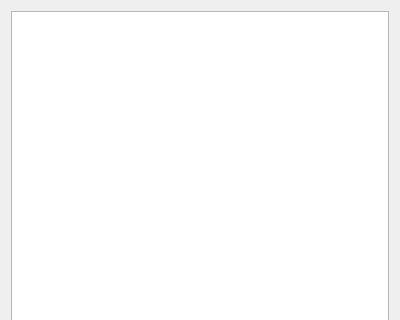
Before: the Qt Designer form src/ui/forms/livechat/livechatwindow.ui in BowDown097/QtTube, drawn with Qt 5; both pictures show x 0 to 400 and y 0 to 320 of the 400 by 600 pixel window.
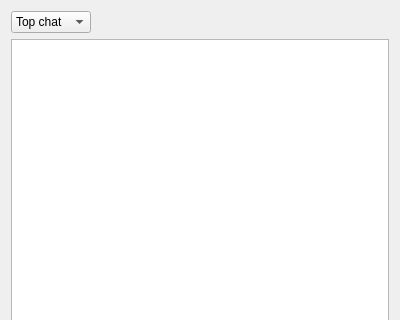
After: the same form once the commit is applied.

Commit message:
Live chat changes
- Top chat/live chat switched added
- Max messages increased to 250 to match site (I could've sworn it was
  200 but guess not)
- Chat replay now updates according to message time

I also want to change the live chat update time to be based on what
YouTube reports and not a fixed 1 second wait as well, but I couldn't
figure it out atm.

What changed in the file:
```diff
--- a/src/ui/forms/livechat/livechatwindow.ui
+++ b/src/ui/forms/livechat/livechatwindow.ui
@@ -14,6 +14,40 @@
    <string>Live Chat</string>
   </property>
   <layout class="QVBoxLayout" name="verticalLayout">
+   <item>
+    <layout class="QHBoxLayout" name="horizontalLayout_2">
+     <property name="bottomMargin">
+      <number>0</number>
+     </property>
+     <item>
+      <widget class="QComboBox" name="chatModeSwitcher">
+       <item>
+        <property name="text">
+         <string>Top chat</string>
+        </property>
+       </item>
+       <item>
+        <property name="text">
+         <string>Live chat</string>
+        </property>
+       </item>
+      </widget>
+     </item>
+     <item>
+      <spacer name="horizontalSpacer">
+       <property name="orientation">
+        <enum>Qt::Horizontal</enum>
+       </property>
+       <property name="sizeHint" stdset="0">
+        <size>
+         <width>40</width>
+         <height>20</height>
+        </size>
+       </property>
+      </spacer>
+     </item>
+    </layout>
+   </item>
    <item>
     <widget class="QListWidget" name="listWidget">
      <property name="sizePolicy">
```
The commit also changes 2 other files.
